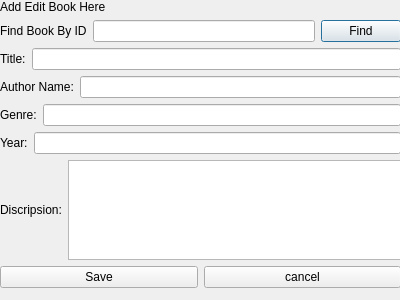
Before: the Qt Designer form CS106_QT_APP/UI_files/editbooks.ui in jazman43/CS106_QT6_APP, drawn with Qt 5.
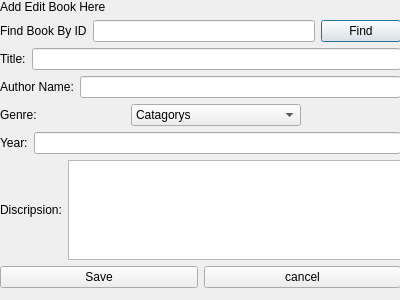
After: the same form once the commit is applied.

The edit to the form file:
```diff
--- a/CS106_QT_APP/UI_files/editbooks.ui
+++ b/CS106_QT_APP/UI_files/editbooks.ui
@@ -89,7 +89,35 @@
        </widget>
       </item>
       <item>
-       <widget class="QLineEdit" name="lineEdit_genre"/>
+       <widget class="QComboBox" name="comboBox_Genere">
+        <property name="minimumSize">
+         <size>
+          <width>170</width>
+          <height>0</height>
+         </size>
+        </property>
+        <item>
+         <property name="text">
+          <string>Catagorys</string>
+         </property>
+        </item>
+       </widget>
+      </item>
+      <item>
+       <spacer name="horizontalSpacer">
+        <property name="orientation">
+         <enum>Qt::Horizontal</enum>
+        </property>
+        <property name="sizeType">
+         <enum>QSizePolicy::Maximum</enum>
+        </property>
+        <property name="sizeHint" stdset="0">
+         <size>
+          <width>100</width>
+          <height>20</height>
+         </size>
+        </property>
+       </spacer>
       </item>
      </layout>
     </item>
```
